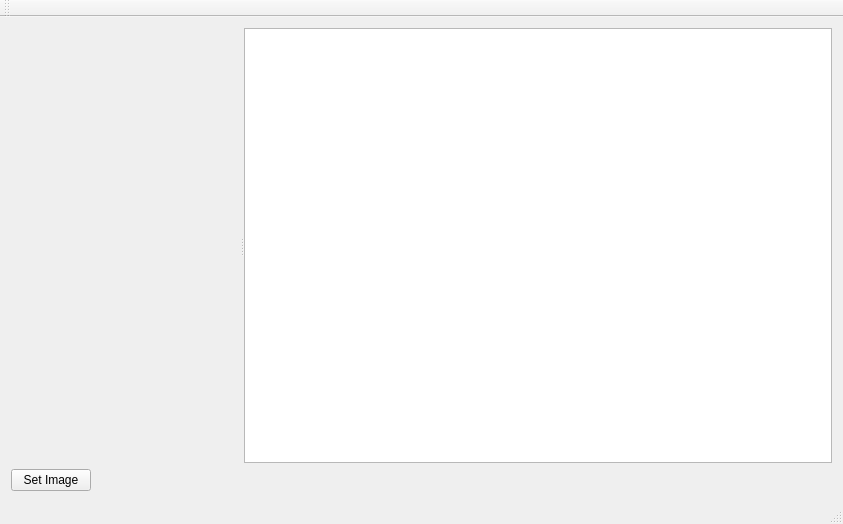
Qt form paddleOCR/mainwindow.ui (tinyprogramer/QT-OCR-Demo) before a commit.
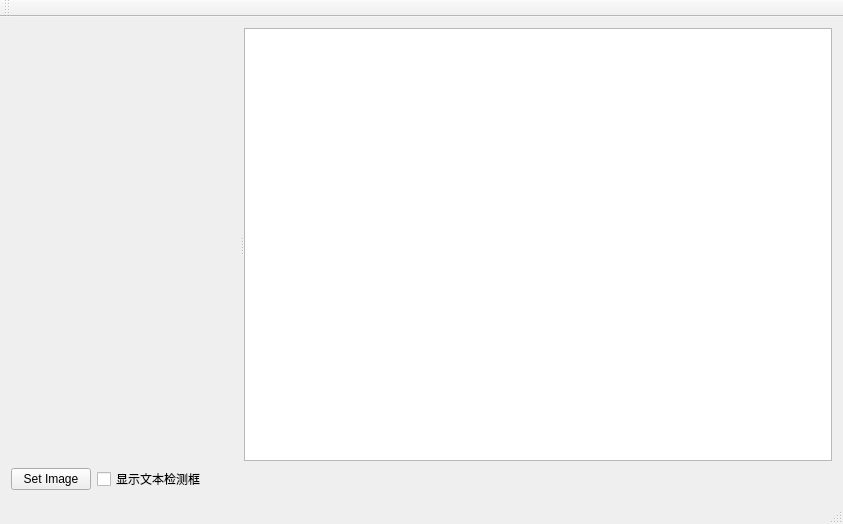
The same form after that commit.

Patch:
```diff
--- a/paddleOCR/mainwindow.ui
+++ b/paddleOCR/mainwindow.ui
@@ -40,6 +40,13 @@
         </property>
        </widget>
       </item>
+      <item>
+       <widget class="QCheckBox" name="checkBox_imgvis">
+        <property name="text">
+         <string>显示文本检测框</string>
+        </property>
+       </widget>
+      </item>
       <item>
        <spacer name="horizontalSpacer">
         <property name="orientation">
```
